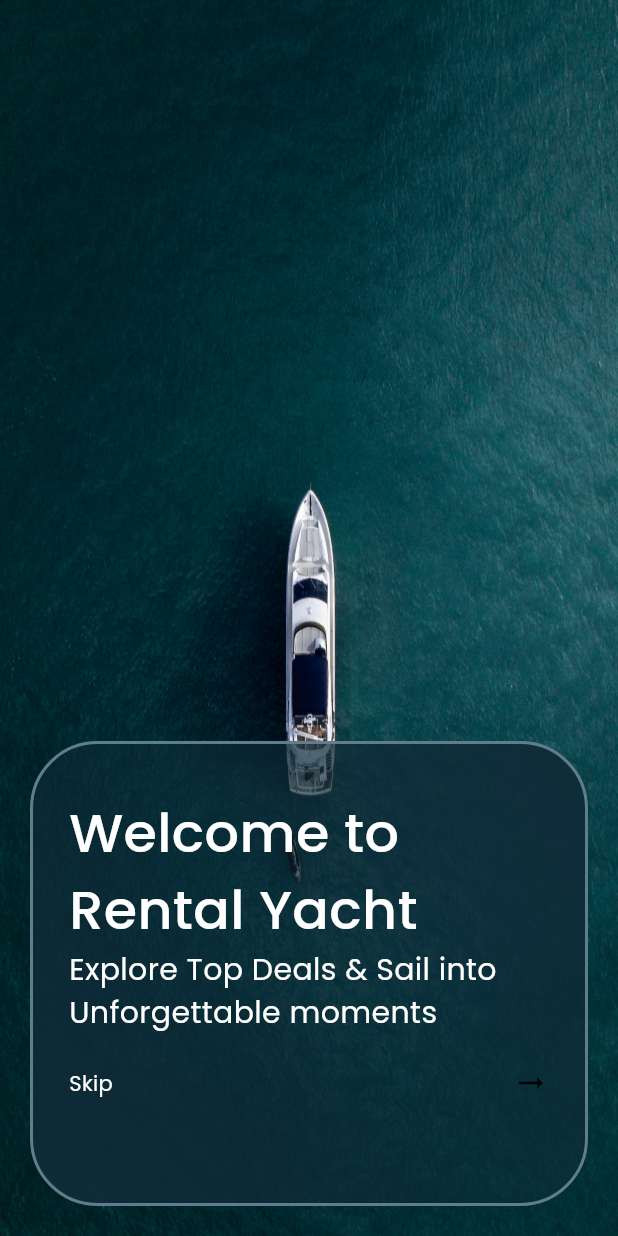
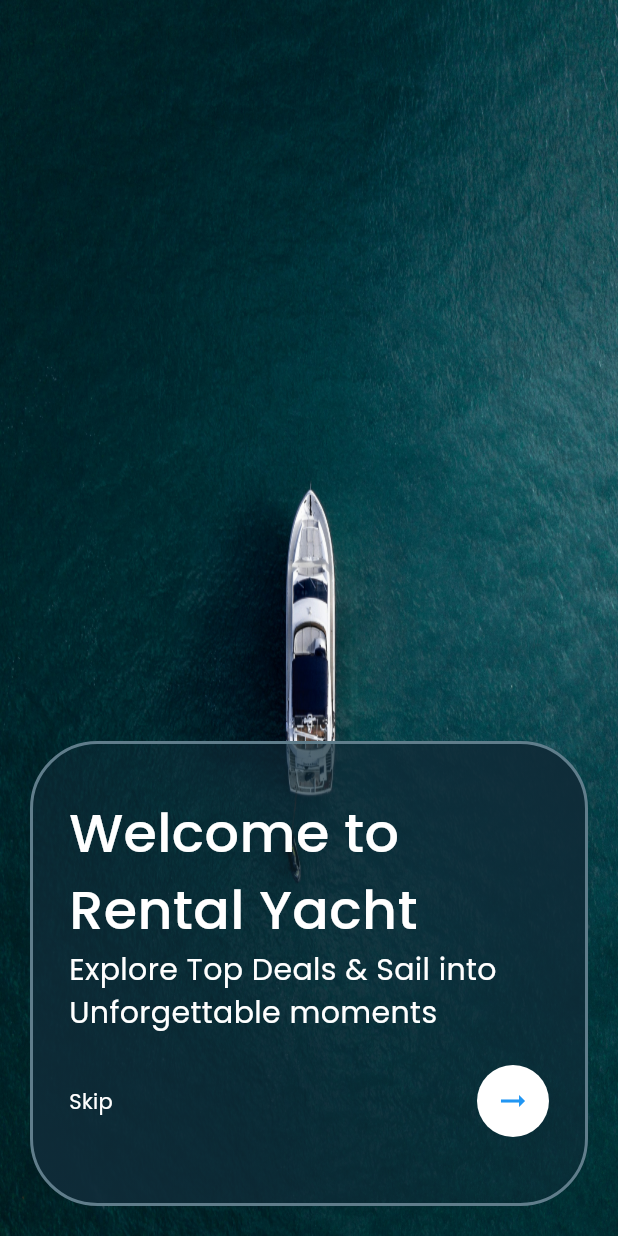
Before and after one commit to uveshm003/flutter_100_days_ui_challange, a Flutter app: the screen it shows after launch, on a phone screen of 412 x 824 dp. Run offline on Flutter 3.47's test engine with Material 3 defaults, Android fonts, the phone set to English and light mode, and no system bars; our stand-ins replace google_fonts.

Commit message:
Update yacht_rental_app.dart

```diff
--- a/lib/day_1/yacht_rental_app.dart
+++ b/lib/day_1/yacht_rental_app.dart
@@ -95,7 +95,19 @@ class _YachtRentalAppState extends State<YachtRentalApp> {
                             ),
                           ),
                         ),
-                        Container(child: Icon(Icons.arrow_right_alt_outlined)),
+                        Container(
+                          decoration: BoxDecoration(
+                            color: Colors.white,
+                            shape: BoxShape.circle,
+                          ),
+                          child: Padding(
+                            padding: const EdgeInsets.all(12.0),
+                            child: Icon(
+                              Icons.arrow_right_alt_outlined,
+                              color: Colors.blue,
+                            ),
+                          ),
+                        ),
                       ],
                     ),
                   ],
```
